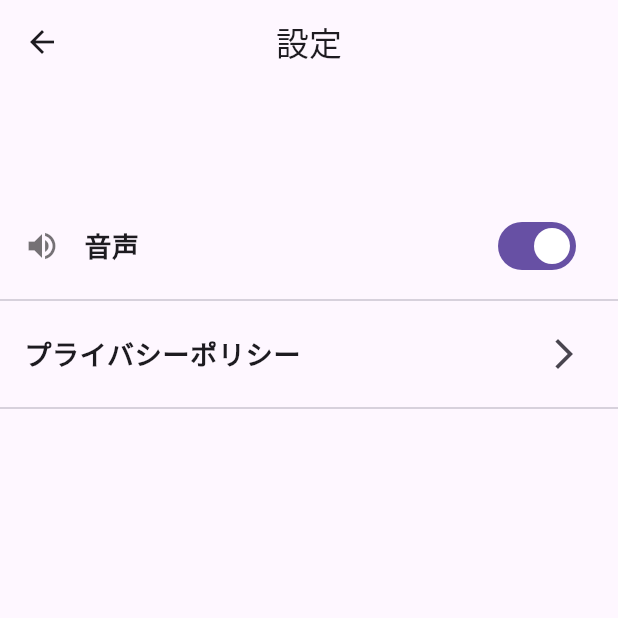
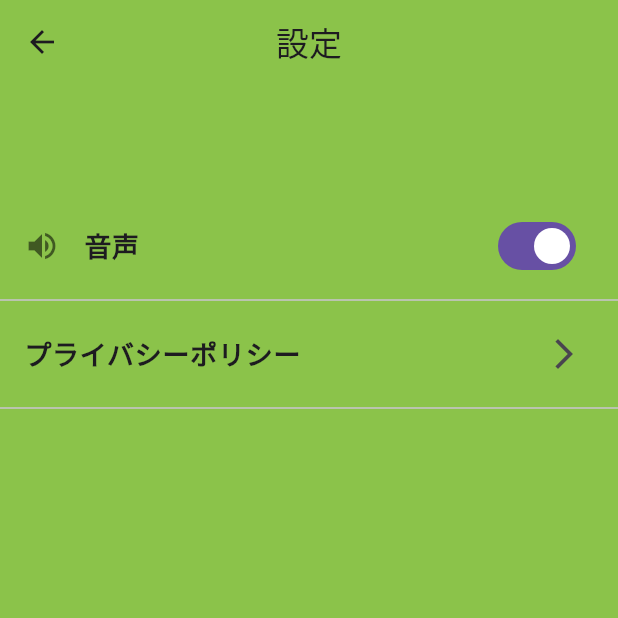
Before and after one commit to tebopa30/coredo, a Flutter app: the screen it shows after launch, after a tap on the "settings" icon, on a phone screen of 412 x 824 dp, the top half of it. Run offline on Flutter 3.47's test engine with Material 3 defaults, Android fonts, the light colour scheme and no system bars; our stand-ins replace audioplayers, google_mobile_ads, shared_preferences, video_player; network calls fail.

Commit message:
bg.color

```diff
--- a/lib/components/background_scaffold.dart
+++ b/lib/components/background_scaffold.dart
@@ -70,14 +70,17 @@ class BackgroundScaffoldState extends State<BackgroundScaffold> {
       extendBodyBehindAppBar: widget.extendBodyBehindAppBar,
       body: Stack(
         children: [
+          Container(
+            color: Colors.lightGreen,
+          ),
           // 🎬 選ばれた動画を重ねる
           if (_videoController != null && _videoController!.value.isInitialized)
             Transform.translate(
-              offset: const Offset(0, 220),
+              offset: const Offset(0, 60),
               child: FittedBox(
                 fit: BoxFit.contain,
                 child: Transform.scale(
-                  scale: 1.6,
+                  scale: 1.1,
                   child: SizedBox(
                     width: _videoController!.value.size.width,
                     height: _videoController!.value.size.height,
--- a/lib/main.dart
+++ b/lib/main.dart
@@ -33,8 +33,8 @@ class MyApp extends StatelessWidget {
       theme: ThemeData(
         elevatedButtonTheme: ElevatedButtonThemeData(
           style: ElevatedButton.styleFrom(
-            backgroundColor: Colors.white,
-            foregroundColor: Colors.orange,
+            backgroundColor: Colors.orange,
+            foregroundColor: Colors.white,
             side: const BorderSide(color: Colors.orange, width: 2),
             elevation: 0,
           ),
--- a/lib/question_flow.dart
+++ b/lib/question_flow.dart
@@ -31,6 +31,7 @@ class _QuestionFlowState extends State<QuestionFlow> {
     'assets/30.mp4',
     'assets/31.mp4',
     'assets/32.mp4',
+    'assets/33.mp4',
   ];
 
   @override
@@ -183,6 +184,7 @@ class _NextQuestionPageState extends State<NextQuestionPage> {
     'assets/30.mp4',
     'assets/31.mp4',
     'assets/32.mp4',
+    'assets/33.mp4',
   ];
 
   @override
```
Also changed, not shown: 1 other file.
